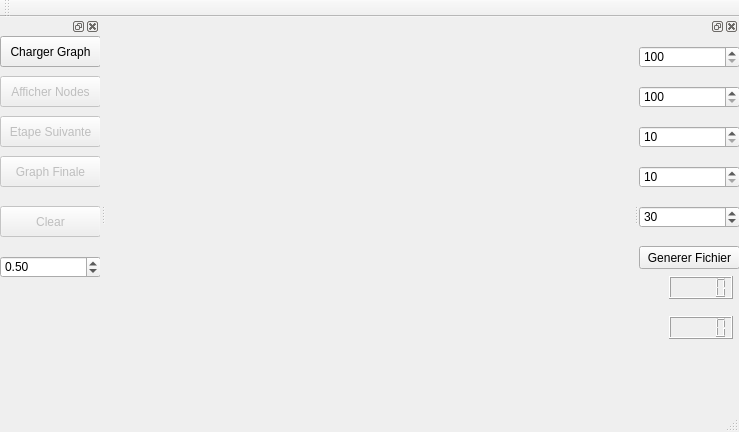
Old version of the form Simulations/ShowGraph/mainwindow.ui in the repository Patre/Energy-saving-in-sensors--networks.
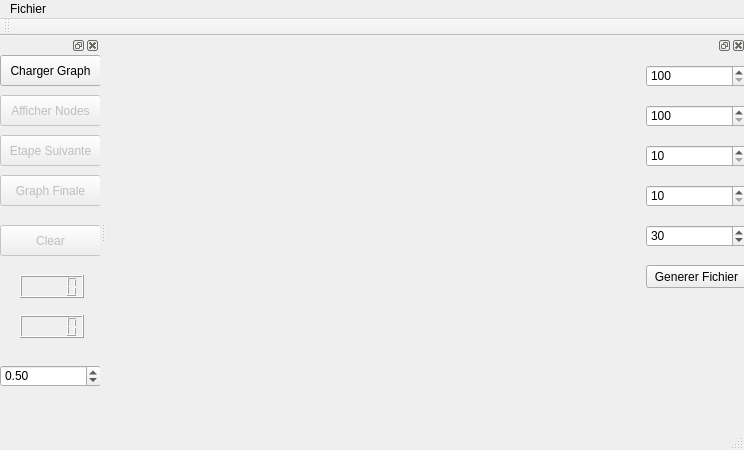
New version of the form.

What changed in the file:
```diff
--- a/Simulations/ShowGraph/mainwindow.ui
+++ b/Simulations/ShowGraph/mainwindow.ui
@@ -6,23 +6,148 @@
    <rect>
     <x>0</x>
     <y>0</y>
-    <width>739</width>
-    <height>432</height>
+    <width>744</width>
+    <height>450</height>
    </rect>
   </property>
   <property name="windowTitle">
    <string>MainWindow</string>
   </property>
-  <widget class="QWidget" name="centralWidget"/>
+  <widget class="QWidget" name="centralWidget">
+   <widget class="QDockWidget" name="dockWidget_3">
+    <property name="geometry">
+     <rect>
+      <x>540</x>
+      <y>0</y>
+      <width>100</width>
+      <height>341</height>
+     </rect>
+    </property>
+    <property name="minimumSize">
+     <size>
+      <width>100</width>
+      <height>41</height>
+     </size>
+    </property>
+    <widget class="QWidget" name="dockWidgetContents_3">
+     <widget class="QSpinBox" name="widthTopo">
+      <property name="geometry">
+       <rect>
+        <x>0</x>
+        <y>10</y>
+        <width>101</width>
+        <height>22</height>
+       </rect>
+      </property>
+      <property name="minimum">
+       <number>100</number>
+      </property>
+      <property name="maximum">
+       <number>9999</number>
+      </property>
+     </widget>
+     <widget class="QSpinBox" name="heigthTopo">
+      <property name="geometry">
+       <rect>
+        <x>0</x>
+        <y>50</y>
+        <width>101</width>
+        <height>22</height>
+       </rect>
+      </property>
+      <property name="minimum">
+       <number>100</number>
+      </property>
+      <property name="maximum">
+       <number>9999</number>
+      </property>
+     </widget>
+     <widget class="QSpinBox" name="widthCar">
+      <property name="geometry">
+       <rect>
+        <x>0</x>
+        <y>90</y>
+        <width>101</width>
+        <height>22</height>
+       </rect>
+      </property>
+      <property name="minimum">
+       <number>10</number>
+      </property>
+      <property name="maximum">
+       <number>999</number>
+      </property>
+     </widget>
+     <widget class="QSpinBox" name="heigthCar">
+      <property name="geometry">
+       <rect>
+        <x>0</x>
+        <y>130</y>
+        <width>101</width>
+        <height>22</height>
+       </rect>
+      </property>
+      <property name="minimum">
+       <number>10</number>
+      </property>
+      <property name="maximum">
+       <number>999</number>
+      </property>
+     </widget>
+     <widget class="QPushButton" name="pushButton">
+      <property name="geometry">
+       <rect>
+        <x>0</x>
+        <y>210</y>
+        <width>101</width>
+        <height>23</height>
+       </rect>
+      </property>
+      <property name="text">
+       <string>Generer Fichier</string>
+      </property>
+     </widget>
+     <widget class="QSpinBox" name="rangeEdit">
+      <property name="geometry">
+       <rect>
+        <x>0</x>
+        <y>170</y>
+        <width>101</width>
+        <height>22</height>
+       </rect>
+      </property>
+      <property name="minimum">
+       <number>10</number>
+      </property>
+      <property name="maximum">
+       <number>999</number>
+      </property>
+      <property name="value">
+       <number>30</number>
+      </property>
+     </widget>
+    </widget>
+   </widget>
+  </widget>
   <widget class="QMenuBar" name="menuBar">
    <property name="geometry">
     <rect>
      <x>0</x>
      <y>0</y>
-     <width>739</width>
+     <width>744</width>
      <height>25</height>
     </rect>
    </property>
+   <widget class="QMenu" name="menuFichier">
+    <property name="title">
+     <string>Fichier</string>
+    </property>
+    <addaction name="actionCharger_Graph"/>
+    <addaction name="actionClear_Graph"/>
+    <addaction name="separator"/>
+    <addaction name="actionQuitter"/>
+   </widget>
+   <addaction name="menuFichier"/>
   </widget>
   <widget class="QToolBar" name="mainToolBar">
    <attribute name="toolBarArea">
@@ -125,7 +250,7 @@
      <property name="geometry">
       <rect>
        <x>0</x>
-       <y>220</y>
+       <y>310</y>
        <width>101</width>
        <height>22</height>
       </rect>
@@ -134,130 +259,21 @@
       <double>0.500000000000000</double>
      </property>
     </widget>
-   </widget>
-  </widget>
-  <widget class="QDockWidget" name="dockWidget_3">
-   <property name="minimumSize">
-    <size>
-     <width>100</width>
-     <height>41</height>
-    </size>
-   </property>
-   <attribute name="dockWidgetArea">
-    <number>2</number>
-   </attribute>
-   <widget class="QWidget" name="dockWidgetContents_3">
-    <widget class="QSpinBox" name="widthTopo">
-     <property name="geometry">
-      <rect>
-       <x>0</x>
-       <y>10</y>
-       <width>101</width>
-       <height>22</height>
-      </rect>
-     </property>
-     <property name="minimum">
-      <number>100</number>
-     </property>
-     <property name="maximum">
-      <number>9999</number>
-     </property>
-    </widget>
-    <widget class="QSpinBox" name="heigthTopo">
-     <property name="geometry">
-      <rect>
-       <x>0</x>
-       <y>50</y>
-       <width>101</width>
-       <height>22</height>
-      </rect>
-     </property>
-     <property name="minimum">
-      <number>100</number>
-     </property>
-     <property name="maximum">
-      <number>9999</number>
-     </property>
-    </widget>
-    <widget class="QSpinBox" name="widthCar">
-     <property name="geometry">
-      <rect>
-       <x>0</x>
-       <y>90</y>
-       <width>101</width>
-       <height>22</height>
-      </rect>
-     </property>
-     <property name="minimum">
-      <number>10</number>
-     </property>
-     <property name="maximum">
-      <number>999</number>
-     </property>
-    </widget>
-    <widget class="QSpinBox" name="heigthCar">
-     <property name="geometry">
-      <rect>
-       <x>0</x>
-       <y>130</y>
-       <width>101</width>
-       <height>22</height>
-      </rect>
-     </property>
-     <property name="minimum">
-      <number>10</number>
-     </property>
-     <property name="maximum">
-      <number>999</number>
-     </property>
-    </widget>
-    <widget class="QPushButton" name="pushButton">
-     <property name="geometry">
-      <rect>
-       <x>0</x>
-       <y>210</y>
-       <width>101</width>
-       <height>23</height>
-      </rect>
-     </property>
-     <property name="text">
-      <string>Generer Fichier</string>
-     </property>
-    </widget>
     <widget class="QLCDNumber" name="nbrNodes">
      <property name="geometry">
       <rect>
-       <x>30</x>
-       <y>240</y>
+       <x>20</x>
+       <y>220</y>
        <width>64</width>
        <height>23</height>
       </rect>
      </property>
     </widget>
-    <widget class="QSpinBox" name="rangeEdit">
+    <widget class="QLCDNumber" name="rayonMax">
      <property name="geometry">
       <rect>
-       <x>0</x>
-       <y>170</y>
-       <width>101</width>
-       <height>22</height>
-      </rect>
-     </property>
-     <property name="minimum">
-      <number>10</number>
-     </property>
-     <property name="maximum">
-      <number>999</number>
-     </property>
-     <property name="value">
-      <number>30</number>
-     </property>
-    </widget>
-    <widget class="QLCDNumber" name="densite">
-     <property name="geometry">
-      <rect>
-       <x>30</x>
-       <y>280</y>
+       <x>20</x>
+       <y>260</y>
        <width>64</width>
        <height>23</height>
       </rect>
```
Left out of the diff: 29 changed lines with no effect on the pictures.
